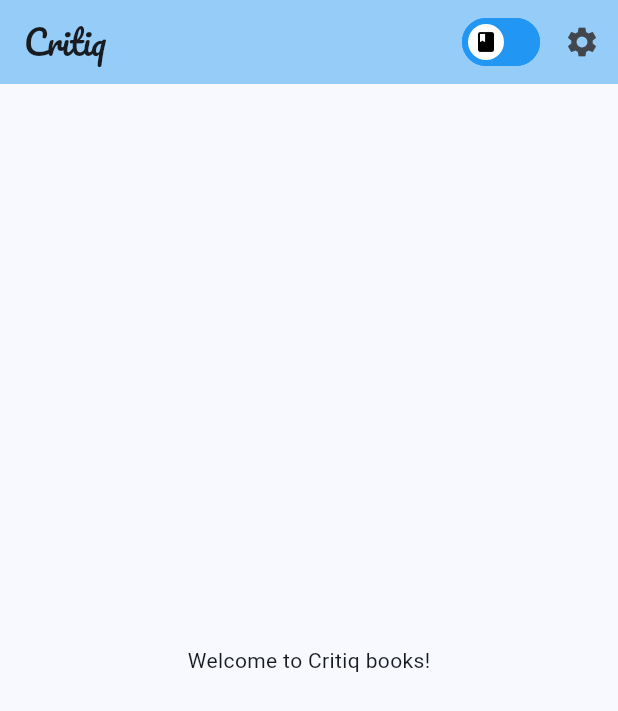
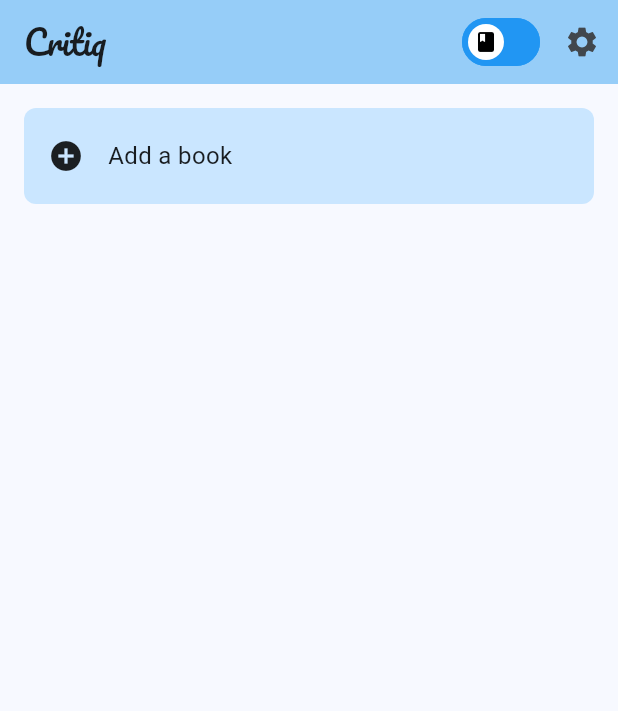
Before and after one commit to dubeyanant/Critiq, a Flutter app: the screen it shows after launch, on a phone screen of 412 x 824 dp. Shown: the top 711 px of the screen. Run offline on Flutter 3.47's test engine with Material 3 defaults, Android fonts, the phone set to English and light mode, and no system bars; our stand-ins replace get, google_fonts.

Commit message:
feat: add add element button

```diff
--- a/lib/main.dart
+++ b/lib/main.dart
@@ -1,10 +1,8 @@
 import 'package:flutter/material.dart';
 
-import 'package:critiq/screens/book.dart';
-import 'package:critiq/screens/movie.dart';
+import 'package:get/get.dart';
 
-import 'package:get/get.dart';
-import 'package:google_fonts/google_fonts.dart';
+import 'package:critiq/screens/home.dart';
 
 var kBookLightColorScheme = ColorScheme.fromSeed(
   brightness: Brightness.light,
@@ -20,8 +18,6 @@ class ModeController extends GetxController {
   Rx<bool> switchBool = false.obs;
 }
 
-final ModeController mc = Get.put(ModeController());
-
 void main() => runApp(const MyApp());
 
 class MyApp extends StatelessWidget {
@@ -29,6 +25,8 @@ class MyApp extends StatelessWidget {
 
   @override
   Widget build(BuildContext context) {
+    final ModeController mc = Get.put(ModeController());
+
     return Obx(
       () => MaterialApp(
         title: 'Critiq',
@@ -38,68 +36,8 @@ class MyApp extends StatelessWidget {
               : kBookLightColorScheme,
           useMaterial3: true,
         ),
-        home: const HomePage(),
+        home: const HomeScreen(),
       ),
     );
   }
 }
-
-class HomePage extends StatelessWidget {
-  const HomePage({super.key});
-
-  @override
-  Widget build(BuildContext context) {
-    final MaterialStateProperty<Icon?> thumbIcon =
-        MaterialStateProperty.resolveWith<Icon?>(
-      (Set<MaterialState> states) {
-        if (states.contains(MaterialState.selected)) {
-          return const Icon(Icons.movie);
-        }
-        return const Icon(
-          Icons.book,
-          color: Colors.black,
-        );
-      },
-    );
-    final MaterialStateProperty<Color?> outlineColor =
-        MaterialStateProperty.resolveWith<Color?>(
-      (final Set<MaterialState> states) {
-        if (states.contains(MaterialState.selected)) {
-          return null;
-        }
-
-        return Colors.blue;
-      },
-    );
-
-    return Scaffold(
-      appBar: AppBar(
-        backgroundColor: Theme.of(context).colorScheme.inversePrimary,
-        title: Text('Critiq', style: GoogleFonts.getFont('Pacifico')),
-        actions: <Widget>[
-          Obx(
-            () => Switch(
-              thumbIcon: thumbIcon,
-              inactiveTrackColor: Colors.blue,
-              inactiveThumbColor: Colors.white,
-              value: mc.switchBool.value,
-              trackOutlineColor: outlineColor,
-              onChanged: (bool value) {
-                if (value) {
-                  mc.switchBool.value = true;
-                } else {
-                  mc.switchBool.value = false;
-                }
-              },
-            ),
-          ),
-          IconButton(
-            icon: const Icon(Icons.settings),
-            onPressed: () {},
-          ),
-        ],
-      ),
-      body: mc.switchBool.value ? const MovieScreen() : const BookScreen(),
-    );
-  }
-}
--- a/lib/screens/book.dart
+++ /dev/null
@@ -1,14 +0,0 @@
-import 'package:flutter/material.dart';
-
-class BookScreen extends StatelessWidget {
-  const BookScreen({super.key});
-
-  @override
-  Widget build(BuildContext context) {
-    return const Center(
-      child: Text(
-        'Welcome to Critiq books!',
-      ),
-    );
-  }
-}
--- /dev/null
+++ b/lib/screens/home.dart
@@ -0,0 +1,98 @@
+import 'package:flutter/material.dart';
+
+import 'package:get/get.dart';
+import 'package:google_fonts/google_fonts.dart';
+
+import 'package:critiq/main.dart';
+
+class HomeScreen extends StatelessWidget {
+  const HomeScreen({super.key});
+
+  @override
+  Widget build(BuildContext context) {
+    final ModeController mc = Get.put(ModeController());
+
+    final MaterialStateProperty<Icon?> thumbIcon =
+        MaterialStateProperty.resolveWith<Icon?>(
+      (Set<MaterialState> states) {
+        if (states.contains(MaterialState.selected)) {
+          return const Icon(Icons.movie);
+        }
+        return const Icon(
+          Icons.book,
+          color: Colors.black,
+        );
+      },
+    );
+    final MaterialStateProperty<Color?> outlineColor =
+        MaterialStateProperty.resolveWith<Color?>(
+      (final Set<MaterialState> states) {
+        if (states.contains(MaterialState.selected)) {
+          return null;
+        }
+
+        return Colors.blue;
+      },
+    );
+
+    return Obx(
+      () => Scaffold(
+        appBar: AppBar(
+          backgroundColor: Theme.of(context).colorScheme.inversePrimary,
+          title: Text('Critiq', style: GoogleFonts.getFont('Pacifico')),
+          actions: <Widget>[
+            Switch(
+              thumbIcon: thumbIcon,
+              inactiveTrackColor: Colors.blue,
+              inactiveThumbColor: Colors.white,
+              value: mc.switchBool.value,
+              trackOutlineColor: outlineColor,
+              onChanged: (bool value) {
+                if (value) {
+                  mc.switchBool.value = true;
+                } else {
+                  mc.switchBool.value = false;
+                }
+              },
+            ),
+            IconButton(
+              icon: const Icon(Icons.settings),
+              onPressed: () {},
+            ),
+          ],
+        ),
+        body: Column(
+          children: <Widget>[
+            GestureDetector(
+              onTap: null,
+              child: Container(
+                alignment: Alignment.centerLeft,
+                width: double.maxFinite,
+                height: 64,
+                margin:
+                    const EdgeInsets.symmetric(vertical: 16, horizontal: 16),
+                padding: const EdgeInsets.only(left: 16),
+                decoration: BoxDecoration(
+                  color: Theme.of(context).colorScheme.primaryContainer,
+                  borderRadius: const BorderRadius.all(
+                    Radius.circular(8),
+                  ),
+                ),
+                child: Row(
+                  children: [
+                    const Icon(Icons.add_circle, size: 24),
+                    const SizedBox(width: 16),
+                    Text(
+                      mc.switchBool.value ? 'Add a movie' : 'Add a book',
+                      style: const TextStyle(fontSize: 16),
+                    ),
+                  ],
+                ),
+              ),
+            ),
+          ],
+        ),
+      ),
+    );
+  }
+}
--- a/lib/screens/movie.dart
+++ /dev/null
@@ -1,14 +0,0 @@
-import 'package:flutter/material.dart';
-
-class MovieScreen extends StatelessWidget {
-  const MovieScreen({super.key});
-
-  @override
-  Widget build(BuildContext context) {
-    return const Center(
-      child: Text(
-        'Welcome to Critiq movies!',
-      ),
-    );
-  }
-}
```
